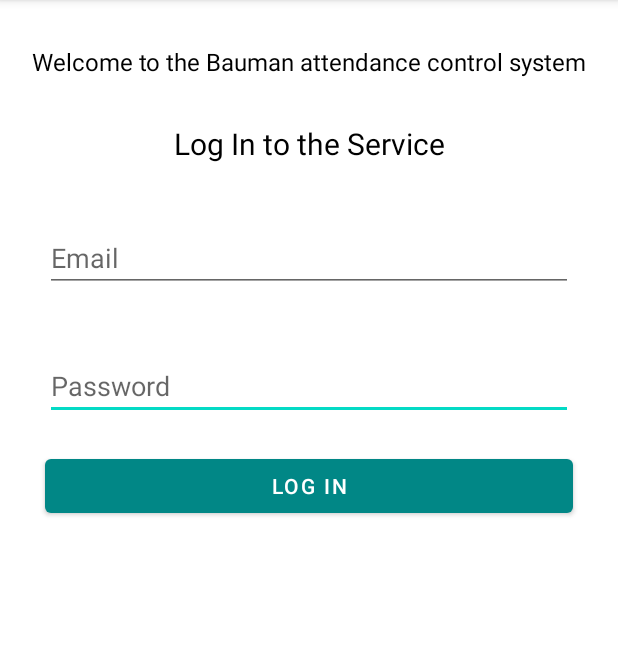
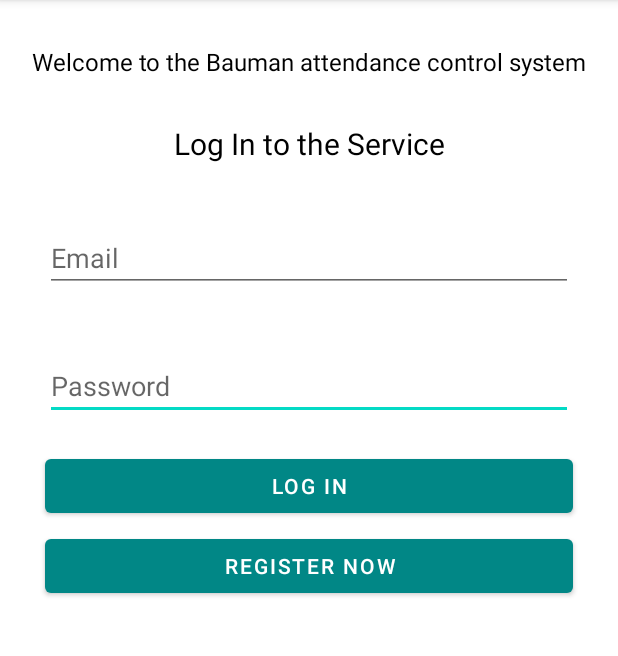
Before and after one commit to He11Coder/EHOT_mobile, an Android app: the screen it shows after launch (AuthActivity), on a phone screen of 412 x 824 dp, the part 84-740 px from its top. Run offline under Robolectric (Android 15) with nearby library versions, the phone set to English and light mode, and no system bars.

```diff
--- a/app/src/main/AndroidManifest.xml
+++ b/app/src/main/AndroidManifest.xml
@@ -38,6 +38,11 @@
             android:exported="true">
         </activity>
 
+        <activity
+            android:name=".RegisterActivity"
+            android:exported="true">
+        </activity>
+
     </application>
 
 </manifest>
--- a/app/src/main/java/com/example/myapplication/APIService.kt
+++ b/app/src/main/java/com/example/myapplication/APIService.kt
@@ -16,6 +16,9 @@ interface APIService
     @POST("/api/teacher/qrcode")
     suspend fun setAtt(@Body requestBody: RequestBody, @Header("Authorization") auth: String): Response<SetAttData>
 
+    @POST("/api/user/new")
+    suspend fun registerUser(@Body requestBody : RequestBody): Response<RegData>
+
     @GET("/api/user/getInfo")
     suspend fun getInfo(@Header("Authorization") auth: String): Response<GetInfoData>
 
--- a/app/src/main/java/com/example/myapplication/AuthActivity.kt
+++ b/app/src/main/java/com/example/myapplication/AuthActivity.kt
@@ -25,13 +25,14 @@ class AuthActivity : AppCompatActivity()
     private var email_field: EditText? = null
     private var pass_field: EditText? = null
     private var logIn_button: Button? = null
+    private var register_button: Button? = null
 
     private var token: String = ""
     private var email: String = ""
     private var role: String = ""
-    private var name: String = ""
-    private var group: String? = ""
-    private var year: Int? = 0
+    //private var name: String = ""
+    //private var group: String? = ""
+    //private var year: Int? = 0
 
     override fun onCreate(savedInstanceState: Bundle?)
     {
@@ -41,6 +42,7 @@ class AuthActivity : AppCompatActivity()
         email_field = findViewById(R.id.emailEdit)
         pass_field = findViewById(R.id.passwordEdit)
         logIn_button = findViewById(R.id.logInButton)
+        register_button = findViewById(R.id.registerButton)
 
         logIn_button?.setOnClickListener {
             if (email_field?.text?.toString()?.trim()?.equals("")!!)
@@ -55,6 +57,11 @@ class AuthActivity : AppCompatActivity()
             {
                 authUser()
             }
+        }
+
+        register_button?.setOnClickListener {
+            val intent = Intent(this@AuthActivity, RegisterActivity::class.java)
+            startActivity(intent)
         }
     }
 
@@ -88,7 +95,12 @@ class AuthActivity : AppCompatActivity()
                             email = items.email
                             token = items.token
                             role = items.role
-                            getUserInfo()
+
+                            val intent = Intent(this@AuthActivity, MainActivity::class.java)
+                            intent.putExtra(Constants.TOKEN, token)
+                            intent.putExtra(Constants.ROLE, role)
+                            startActivity(intent)
+                            //getUserInfo()
                         }
                     }
                     else
@@ -100,7 +112,7 @@ class AuthActivity : AppCompatActivity()
         }
     }
 
-    private fun getUserInfo()
+    /*private fun getUserInfo()
     {
         val retrofit = Retrofit.Builder().baseUrl("http://ehot.herokuapp.com").addConverterFactory(GsonConverterFactory.create()).build()
         val service = retrofit.create(APIService::class.java)
@@ -152,5 +164,5 @@ class AuthActivity : AppCompatActivity()
                 }
             }
         }
-    }
+    }*/
 }
--- a/app/src/main/java/com/example/myapplication/CameraActivity.kt
+++ b/app/src/main/java/com/example/myapplication/CameraActivity.kt
@@ -41,7 +41,7 @@ class CameraActivity : AppCompatActivity()
 // Parameters (default values)
         val scannerView: CodeScannerView = findViewById(R.id.scanner_view)
         codeScanner = CodeScanner(this, scannerView)
-        codeScanner.camera = CodeScanner.CAMERA_BACK // or CAMERA_FRONT or specific camera id
+        codeScanner.camera = CodeScanner.CAMERA_FRONT // or CAMERA_FRONT or specific camera id
         codeScanner.formats = CodeScanner.ALL_FORMATS // list of type BarcodeFormat,
 // ex. listOf(BarcodeFormat.QR_CODE)
         codeScanner.autoFocusMode = AutoFocusMode.SAFE // or CONTINUOUS
--- a/app/src/main/java/com/example/myapplication/MainActivity.kt
+++ b/app/src/main/java/com/example/myapplication/MainActivity.kt
@@ -34,11 +34,11 @@ class MainActivity : AppCompatActivity()
         group = intent.getStringExtra(Constants.GROUP)
         role = intent.getStringExtra(Constants.ROLE)
 
-        greetingLabel.text = "Hello, $name!"
+        //greetingLabel.text = "Hello, $name!"
 
         if (role == "student")
         {
-            groupLabel.text = "Your group is $group"
+            //groupLabel.text = "Your group is $group"
             actionButton.text = "Generate QR-code"
 
             actionButton.setOnClickListener{
--- a/app/src/main/res/layout/auth_activity.xml
+++ b/app/src/main/res/layout/auth_activity.xml
@@ -61,6 +61,19 @@
         app:layout_constraintStart_toStartOf="parent"
         tools:layout_editor_absoluteY="316dp" />
 
+    <Button
+        android:id="@+id/registerButton"
+        android:layout_width="match_parent"
+        android:layout_height="wrap_content"
+        android:text="Register Now"
+        android:layout_below="@id/logInButton"
+        android:layout_marginTop="5sp"
+        android:layout_marginHorizontal="30sp"
+        app:layout_constraintEnd_toEndOf="parent"
+        app:layout_constraintHorizontal_bias="0.501"
+        app:layout_constraintStart_toStartOf="parent"
+        tools:layout_editor_absoluteY="316dp" />
+
     <TextView
         android:id="@+id/welcomeLabel"
         android:layout_width="match_parent"
```
Also changed, not shown: app/src/main/java/com/example/myapplication/RegData.kt (added, +24 -0 lines), app/src/main/java/com/example/myapplication/RegisterActivity.kt (added, +108 -0 lines), app/src/main/res/layout/register_activity.xml (added, +58 -0 lines).
